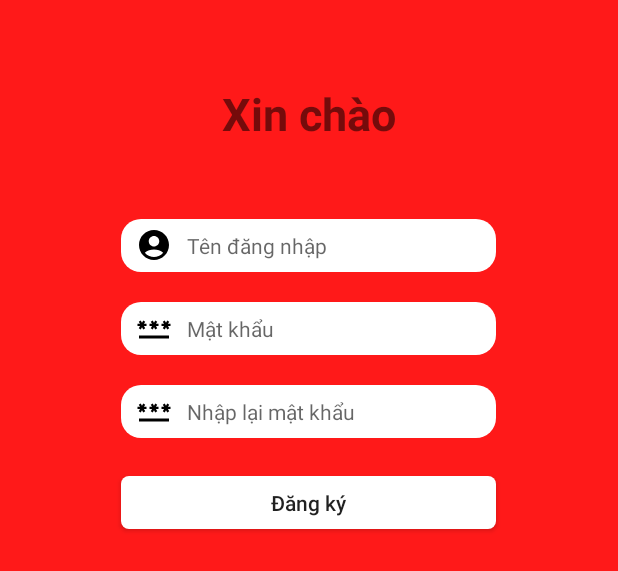
After one commit to huyhoang25402/DevApp, an Android app: the layout style_register.xml on its own in the app's theme, with its tools: preview values and no code run, on a phone screen of 412 x 824 dp. The commit adds this screen. Shown: the top 571 px of the screen. Run offline under Robolectric (Android 15) with nearby library versions, the phone set to English and light mode, and no system bars.

Commit message:
add login and register fragment

```diff
--- /dev/null
+++ b/ProjectJava2/app/src/main/res/drawable/ic_close.xml
@@ -0,0 +1,5 @@
+<vector android:height="24dp" android:tint="#000000"
+    android:viewportHeight="24" android:viewportWidth="24"
+    android:width="24dp" xmlns:android="http://schemas.android.com/apk/res/android">
+    <path android:fillColor="@android:color/white" android:pathData="M19,6.41L17.59,5 12,10.59 6.41,5 5,6.41 10.59,12 5,17.59 6.41,19 12,13.41 17.59,19 19,17.59 13.41,12z"/>
+</vector>
--- /dev/null
+++ b/ProjectJava2/app/src/main/res/drawable/ic_password.xml
@@ -0,0 +1,5 @@
+<vector android:height="24dp" android:tint="#000000"
+    android:viewportHeight="24" android:viewportWidth="24"
+    android:width="24dp" xmlns:android="http://schemas.android.com/apk/res/android">
+    <path android:fillColor="@android:color/white" android:pathData="M2,17h20v2H2V17zM3.15,12.95L4,11.47l0.85,1.48l1.3,-0.75L5.3,10.72H7v-1.5H5.3l0.85,-1.47L4.85,7L4,8.47L3.15,7l-1.3,0.75L2.7,9.22H1v1.5h1.7L1.85,12.2L3.15,12.95zM9.85,12.2l1.3,0.75L12,11.47l0.85,1.48l1.3,-0.75l-0.85,-1.48H15v-1.5h-1.7l0.85,-1.47L12.85,7L12,8.47L11.15,7l-1.3,0.75l0.85,1.47H9v1.5h1.7L9.85,12.2zM23,9.22h-1.7l0.85,-1.47L20.85,7L20,8.47L19.15,7l-1.3,0.75l0.85,1.47H17v1.5h1.7l-0.85,1.48l1.3,0.75L20,11.47l0.85,1.48l1.3,-0.75l-0.85,-1.48H23V9.22z"/>
+</vector>
--- /dev/null
+++ b/ProjectJava2/app/src/main/res/drawable/login_register_button.xml
@@ -0,0 +1,5 @@
+<?xml version="1.0" encoding="utf-8"?>
+<shape xmlns:android="http://schemas.android.com/apk/res/android" android:shape="rectangle">
+    <solid android:color="#FFF"/>
+    <corners android:radius="5dp"/>
+</shape>
--- /dev/null
+++ b/ProjectJava2/app/src/main/res/drawable/login_register_et.xml
@@ -0,0 +1,9 @@
+<?xml version="1.0" encoding="utf-8"?>
+<selector xmlns:android="http://schemas.android.com/apk/res/android">
+    <item>
+        <shape android:shape="rectangle">
+            <solid android:color="#FFF"/>
+            <corners android:radius="13sp"/>
+        </shape>
+    </item>
+</selector>
--- a/ProjectJava2/app/src/main/res/layout/fragment_home.xml
+++ b/ProjectJava2/app/src/main/res/layout/fragment_home.xml
@@ -34,7 +34,7 @@
                     android:ems="10"
                     android:inputType="textPersonName"
                     android:paddingStart="20dp"
-                    android:text="Tìm kiếm"
+                    android:hint="Tìm kiếm"
                     android:textSize="14dp"
                     app:layout_constraintBottom_toBottomOf="parent"
                     app:layout_constraintEnd_toEndOf="parent"
--- /dev/null
+++ b/ProjectJava2/app/src/main/res/layout/style_register.xml
@@ -0,0 +1,80 @@
+<?xml version="1.0" encoding="utf-8"?>
+<RelativeLayout xmlns:android="http://schemas.android.com/apk/res/android"
+    android:layout_width="match_parent"
+    android:layout_height="match_parent"
+    android:minWidth="300dp"
+    android:minHeight="450dp"
+    android:layout_gravity="center"
+    android:background="@color/red">
+
+    <TextView
+        android:id="@+id/textView10"
+        android:layout_width="wrap_content"
+        android:layout_height="wrap_content"
+        android:layout_centerHorizontal="true"
+        android:layout_marginTop="55dp"
+        android:textSize="30dp"
+        android:textStyle="bold"
+        android:text="Xin chào" />
+
+    <EditText
+        android:id="@+id/etAccountReg"
+        android:layout_width="250dp"
+        android:layout_height="35dp"
+        android:layout_marginTop="50dp"
+        android:layout_centerHorizontal="true"
+        android:layout_below="@+id/textView10"
+        android:background="@drawable/login_register_et"
+        android:drawableLeft="@drawable/ic_account"
+        android:drawablePadding="10dp"
+        android:ems="10"
+        android:hint="Tên đăng nhập"
+        android:inputType="textPersonName"
+        android:paddingStart="10dp"
+        android:textSize="14dp" />
+
+    <EditText
+        android:id="@+id/etPasswordReg"
+        android:layout_width="250dp"
+        android:layout_height="35dp"
+        android:layout_centerHorizontal="true"
+        android:layout_below="@id/etAccountReg"
+        android:layout_marginTop="20dp"
+        android:background="@drawable/login_register_et"
+        android:drawableLeft="@drawable/ic_password"
+        android:drawablePadding="10dp"
+        android:ems="10"
+        android:hint="Mật khẩu"
+        android:inputType="textPassword"
+        android:paddingStart="10dp"
+        android:textSize="14dp" />
+
+    <EditText
+        android:id="@+id/etPasswordRegAgain"
+        android:layout_width="250dp"
+        android:layout_height="35dp"
+        android:layout_centerHorizontal="true"
+        android:layout_below="@id/etPasswordReg"
+        android:layout_marginTop="20dp"
+        android:background="@drawable/login_register_et"
+        android:drawableLeft="@drawable/ic_password"
+        android:drawablePadding="10dp"
+        android:ems="10"
+        android:hint="Nhập lại mật khẩu"
+        android:inputType="textPassword"
+        android:paddingStart="10dp"
+        android:textSize="14dp" />
+
+    <androidx.appcompat.widget.AppCompatButton
+        android:layout_width="250dp"
+        android:layout_height="35dp"
+        android:id="@+id/btnRegForm"
+        android:text="Đăng ký"
+        android:textAllCaps="false"
+        android:background="@drawable/login_register_button"
+        android:layout_centerHorizontal="true"
+        android:layout_marginTop="25dp"
+        android:layout_below="@id/etPasswordRegAgain"
+        />
+
+</RelativeLayout>
```
Also changed, not shown: ProjectJava2/app/src/main/java/vn/itplus/projectjava/Account.java (+25 -1 lines), ProjectJava2/app/src/main/java/vn/itplus/projectjava/LoginFragment.java (added, +20 -0 lines), ProjectJava2/app/src/main/java/vn/itplus/projectjava/RegisterFragment.java (added, +16 -0 lines), ProjectJava2/app/src/main/res/layout/style_login.xml (added, +65 -0 lines), ProjectJava2/gradle.properties (line endings or trailing spaces).
